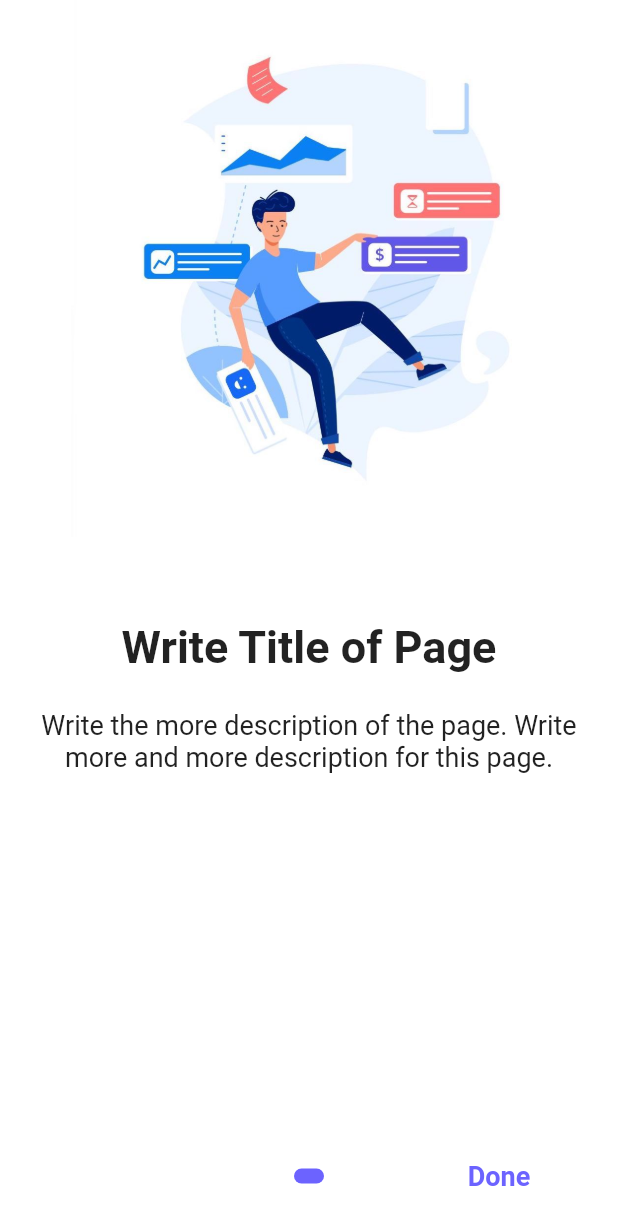
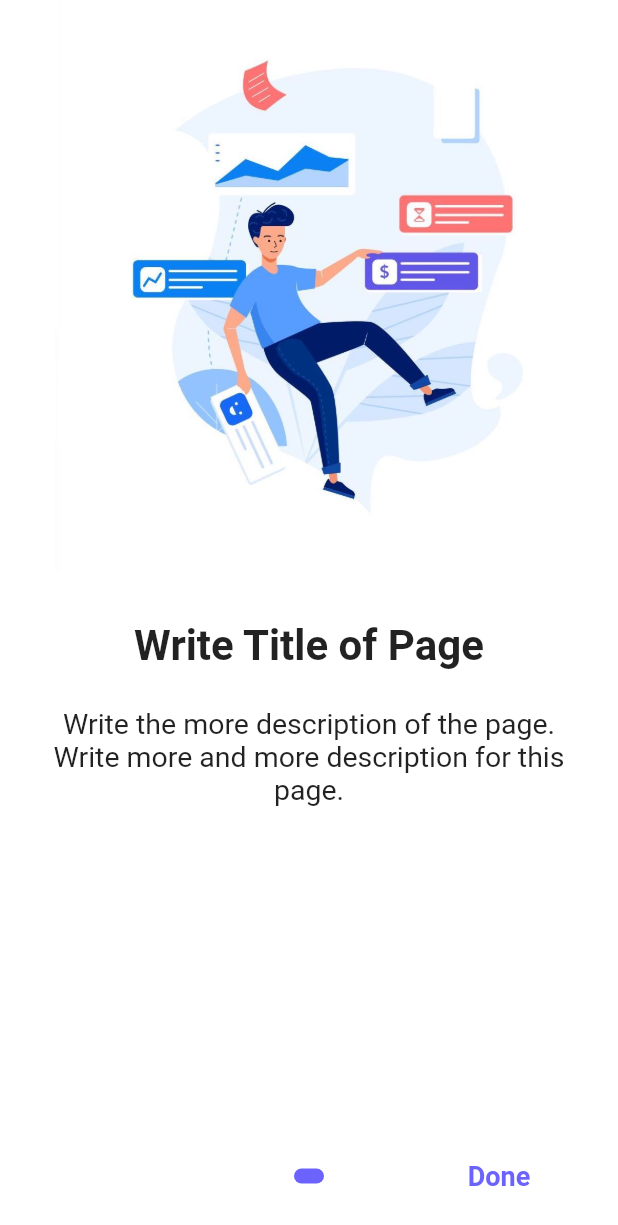
Before and after one commit to francisrod01/flutter-onboarding_screen, a Flutter app: the screen it shows after launch, on a phone screen of 412 x 824 dp. Shown: the top 1225 px of the screen. Run offline on Flutter 3.47's test engine with Material 2 defaults, Android fonts, the phone set to English and light mode, and no system bars; drawn by our look-alikes of introduction_screen.

Commit message:
enh(intro screen): page decoration

```diff
--- a/lib/intro_screen.dart
+++ b/lib/intro_screen.dart
@@ -1,5 +1,15 @@
 import 'package:flutter/material.dart';
 import 'package:introduction_screen/introduction_screen.dart';
+
+const bodyStyle = TextStyle(fontSize: 19.0);
+
+const pageDecoration = PageDecoration(
+  titleTextStyle: TextStyle(fontSize: 28.0, fontWeight: FontWeight.w700),
+  bodyTextStyle: bodyStyle,
+  bodyPadding: EdgeInsets.fromLTRB(16.0, 0.0, 16.0, 16.0),
+  pageColor: Colors.white,
+  imagePadding: EdgeInsets.zero,
+);
 
 const customDotsDecorator = DotsDecorator(
   size: Size.square(10.0),
@@ -28,16 +38,11 @@ class IntroScreen extends StatelessWidget {
         scrollPhysics: const BouncingScrollPhysics(),
         pages: [
           PageViewModel(
-            titleWidget: const Text(
-              "Write Title of Page",
-              style: TextStyle(
-                fontSize: 30,
-                fontWeight: FontWeight.bold,
-              ),
-            ),
+            title: "Write Title of Page",
             body:
                 "Write the more description of the page. Write more and more description for this page.",
             image: _buildImage('screen_1.jpg'),
+            decoration: pageDecoration,
           ),
         ],
         onDone: () {
```
